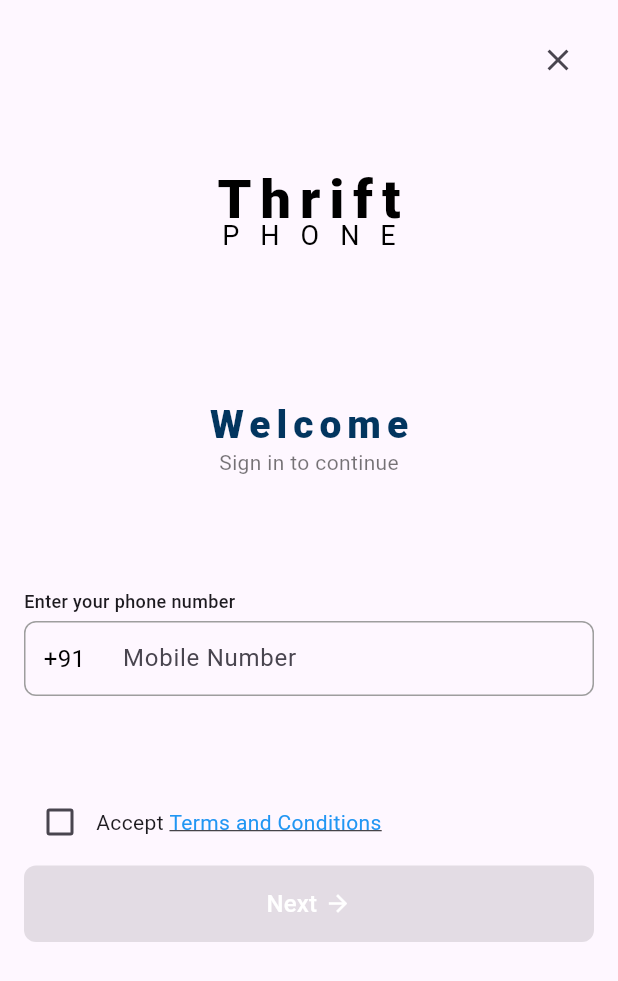
After one commit to preetiGusain/thrift_phone, a Flutter app: the LoginScreen screen opened by its route, on a phone screen of 412 x 824 dp. The commit adds this screen. Shown: the top 981 px of the screen. Run offline on Flutter 3.47's test engine with Material 3 defaults, Android fonts, the phone set to English and light mode, and no system bars; our stand-ins replace carousel_slider, smooth_page_indicator.

Commit message:
Added Login screen

```diff
--- a/lib/main.dart
+++ b/lib/main.dart
@@ -1,4 +1,5 @@
 import 'package:flutter/material.dart';
+import 'package:phone_thrift/screens/login_screen.dart';
 import 'screens/splash_screen.dart';
 
 void main() {
@@ -10,10 +11,13 @@
 
   @override
   Widget build(BuildContext context) {
-    return const MaterialApp(
+    return MaterialApp(
       debugShowCheckedModeBanner: false,
       title: 'Phone Thrift',
-      home: SplashScreen(),
+      home: const SplashScreen(),
+      routes: {
+        '/login': (context) => const LoginScreen(),
+      },
     );
   }
 }
--- a/lib/screens/homescreen/home_screen.dart
+++ b/lib/screens/homescreen/home_screen.dart
@@ -178,7 +178,7 @@
                       ),
                     ),
                     onPressed: () {
-                      // Handle Login/Signup action
+                      Navigator.pushNamed(context, '/login');
                     },
                     child: const Text(
                       'Login/Signup',
--- /dev/null
+++ b/lib/screens/login_screen.dart
@@ -0,0 +1,215 @@
+import 'package:flutter/material.dart';
+
+class LoginScreen extends StatefulWidget {
+  const LoginScreen({super.key});
+
+  @override
+  State<LoginScreen> createState() => _LoginScreenState();
+}
+
+class _LoginScreenState extends State<LoginScreen> {
+  bool isTermsAccepted = false;
+
+  @override
+  Widget build(BuildContext context) {
+    return Scaffold(
+      body: SafeArea(
+        child: SingleChildScrollView(
+          child: Padding(
+            padding: const EdgeInsets.all(16.0),
+            child: Column(
+              crossAxisAlignment: CrossAxisAlignment.start,
+              children: [
+                // Close button
+                Align(
+                  alignment: Alignment.topRight,
+                  child: IconButton(
+                    icon: const Icon(Icons.close),
+                    onPressed: () {
+                      Navigator.pop(context);
+                    },
+                  ),
+                ),
+
+                const SizedBox(height: 60),
+                // Title
+                const Center(
+                  child: Column(
+                    mainAxisSize: MainAxisSize.min,
+                    children: [
+                      Text(
+                        'Thrift',
+                        style: TextStyle(
+                          fontSize: 36,
+                          fontWeight: FontWeight.w900,
+                          color: Colors.black,
+                          letterSpacing: 6.0,
+                          height: 0.5,
+                        ),
+                      ),
+                      SizedBox(height: 2),
+                      Text(
+                        'PHONE',
+                        style: TextStyle(
+                          fontSize: 18,
+                          color: Colors.black,
+                          letterSpacing: 14.0,
+                        ),
+                      ),
+                    ],
+                  ),
+                ),
+
+                const SizedBox(height: 100),
+                const Center(
+                  child: Column(
+                    mainAxisSize: MainAxisSize.min,
+                    children: [
+                      Text(
+                        'Welcome',
+                        style: TextStyle(
+                          fontSize: 26,
+                          fontWeight: FontWeight.w900,
+                          color: Color.fromARGB(255, 2, 53, 95),
+                          letterSpacing: 4.0,
+                          height: 1,
+                        ),
+                      ),
+                      SizedBox(height: 2),
+                      Text(
+                        'Sign in to continue',
+                        style: TextStyle(fontSize: 14, color: Colors.black54),
+                      ),
+                    ],
+                  ),
+                ),
+
+                const SizedBox(height: 80),
+
+                // Phone number label
+                const Text(
+                  'Enter your phone number',
+                  style: TextStyle(
+                      fontSize: 12, fontWeight: FontWeight.w500, height: 0.5),
+                ),
+
+                const SizedBox(height: 10),
+
+                // Phone number input
+                Row(
+                  children: [
+                    Expanded(
+                      child: Container(
+                        decoration: BoxDecoration(
+                          border: Border.all(color: Colors.grey),
+                          borderRadius: BorderRadius.circular(8),
+                        ),
+                        child: const Row(
+                          children: [
+                            Padding(
+                              padding: EdgeInsets.symmetric(horizontal: 12),
+                              child: Text(
+                                '+91',
+                                style:
+                                    TextStyle(fontSize: 16, color: Colors.black),
+                              ),
+                            ),
+                            VerticalDivider(
+                              color: Colors.grey,
+                              thickness: 1,
+                              width: 1,
+                            ),
+                            Expanded(
+                              child: TextField(
+                                maxLength: 10,
+                                keyboardType: TextInputType.number,
+                                decoration: InputDecoration(
+                                  hintText: 'Mobile Number',
+                                  border: InputBorder.none,
+                                  counterText: '',
+                                  contentPadding: EdgeInsets.symmetric(horizontal: 12),
+                                ),
+                              ),
+                            ),
+                          ],
+                        ),
+                      ),
+                    ),
+                  ],
+                ),
+
+                const SizedBox(height: 60),
+
+                // Terms and conditions
+                Row(
+                  children: [
+                    Checkbox(
+                      value: isTermsAccepted,
+                      onChanged: (bool? value) {
+                        setState(() {
+                          isTermsAccepted = value ?? false;
+                        });
+                      },
+                    ),
+                    const Text.rich(
+                      TextSpan(
+                        children: [
+                          TextSpan(text: 'Accept '),
+                          TextSpan(
+                            text: 'Terms and Conditions',
+                            style: TextStyle(
+                              decoration: TextDecoration.underline,
+                              color: Colors.blue,
+                              height: 1,
+                            ),
+                          ),
+                        ],
+                      ),
+                    ),
+                  ],
+                ),
+
+                const SizedBox(height: 5),
+
+                // Next button
+                SizedBox(
+                  width: double.infinity,
+                  child: ElevatedButton(
+                    onPressed: isTermsAccepted ? () {} : null,
+                    style: ElevatedButton.styleFrom(
+                      backgroundColor: isTermsAccepted
+                          ? const Color.fromARGB(255, 2, 53, 95)
+                          : Colors.grey, // Button color
+                      padding: const EdgeInsets.symmetric(vertical: 14),
+                      shape: RoundedRectangleBorder(
+                        borderRadius: BorderRadius.circular(8),
+                      ),
+                    ),
+                    child: const Row(
+                      mainAxisAlignment: MainAxisAlignment.center,
+                      children: [
+                        Text(
+                          'Next',
+                          style: TextStyle(
+                            fontSize: 16,
+                            color: Colors.white,
+                          ),
+                        ),
+                        SizedBox(width: 5),
+                        Icon(
+                          Icons.arrow_forward,
+                          color: Colors.white,
+                          size: 18,
+                        ),
+                      ],
+                    ),
+                  ),
+                ),
+              ],
+            ),
+          ),
+        ),
+      ),
+    );
+  }
+}
```
